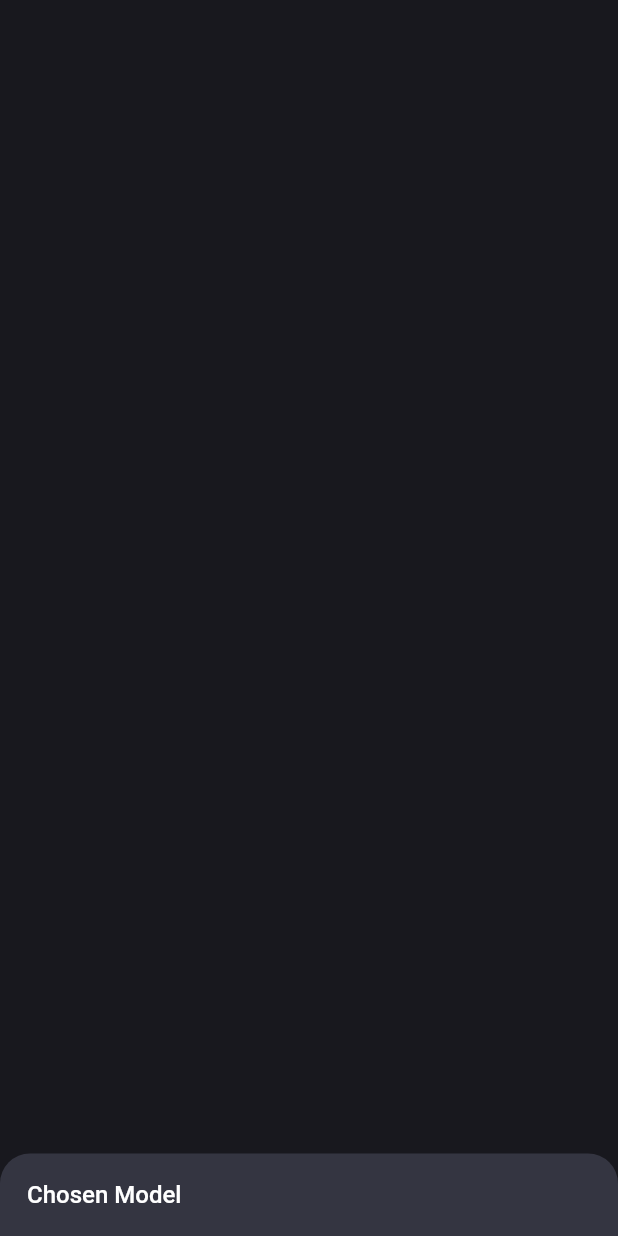
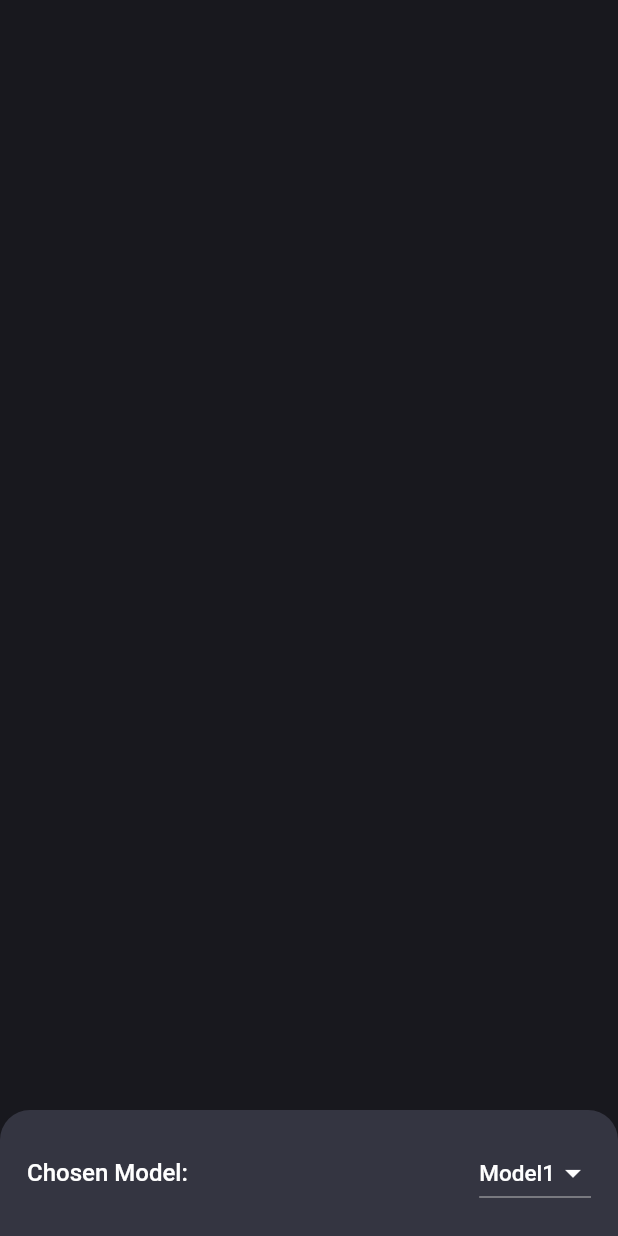
Before and after one commit to DevXanderCode/chatgpt_flutter, a Flutter app: what showModalSheet() shows on an empty page, opened directly, on a phone screen of 412 x 824 dp. Run offline on Flutter 3.47's test engine with Material 2 defaults, Android fonts, the phone set to English and light mode, and no system bars; our stand-ins replace flutter_spinkit.

Commit message:
created the modal drop dowm widget

```diff
--- a/lib/constants/constants.dart
+++ b/lib/constants/constants.dart
@@ -1,7 +1,30 @@
 import 'package:flutter/material.dart';
+
+import '../widgets/widgets.dart';
 
 Color scaffoldBackgroundColor = const Color(0xFF343541);
 Color cardColor = const Color(0xFF444654);
+
+List<String> models = [
+  'Model1',
+  'Model2',
+  'Model3',
+  'Model4',
+  'Model5',
+  'Model6',
+];
+
+List<DropdownMenuItem<Object?>>? get getModelsItem {
+  /// Creating a list of dropdown menu items.
+  List<DropdownMenuItem<Object?>>? modelsItems =
+      List<DropdownMenuItem<Object?>>.generate(
+          models.length,
+          (index) => DropdownMenuItem(
+                value: models[index],
+                child: TextWidget(label: models[index], fontSize: 15),
+              ));
+  return modelsItems;
+}
 
 final chatMessages = [
   {
--- a/lib/services/services.dart
+++ b/lib/services/services.dart
@@ -3,7 +3,7 @@ import 'package:chatgpt_flutter/constants/constants.dart';
 import 'package:chatgpt_flutter/widgets/widgets.dart';
 
 class Services {
-  static Future<void> showModalSheet({required BuildContext context}) async  {
+  static Future<void> showModalSheet({required BuildContext context}) async {
     await showModalBottomSheet(
         shape: const RoundedRectangleBorder(
           borderRadius: BorderRadius.vertical(
@@ -16,13 +16,15 @@ await showModalBottomSheet(
           return Padding(
             padding: const EdgeInsets.all(18.0),
             child: Row(
+              mainAxisAlignment: MainAxisAlignment.spaceBetween,
               children: const [
                 Flexible(
                   child: TextWidget(
-                                label: 'Chosen Model',
+                    label: 'Chosen Model:',
                     fontSize: 16,
                   ),
-                            )
+                ),
+                Flexible(flex: 2, child: ModalDropDownWidget())
               ],
             ),
           );
--- a/lib/widgets/drop_down.dart
+++ b/lib/widgets/drop_down.dart
@@ -1,3 +1,4 @@
+import 'package:chatgpt_flutter/constants/constants.dart';
 import 'package:flutter/material.dart';
 
 class ModalDropDownWidget extends StatefulWidget {
@@ -12,7 +13,9 @@ class _ModalDropDownWidgetState extends State<ModalDropDownWidget> {
   @override
   Widget build(BuildContext context) {
     return DropdownButton(
-        items: [],
+        dropdownColor: scaffoldBackgroundColor,
+        iconEnabledColor: Colors.white,
+        items: getModelsItem,
         value: currentModel,
         onChanged: (value) {
           setState(() {
--- a/lib/widgets/widgets.dart
+++ b/lib/widgets/widgets.dart
@@ -1,2 +1,3 @@
 export 'chat_widget.dart';
 export 'text_widget.dart';
+export 'drop_down.dart';
```
Lines whose indentation alone changed are shown as unchanged.
